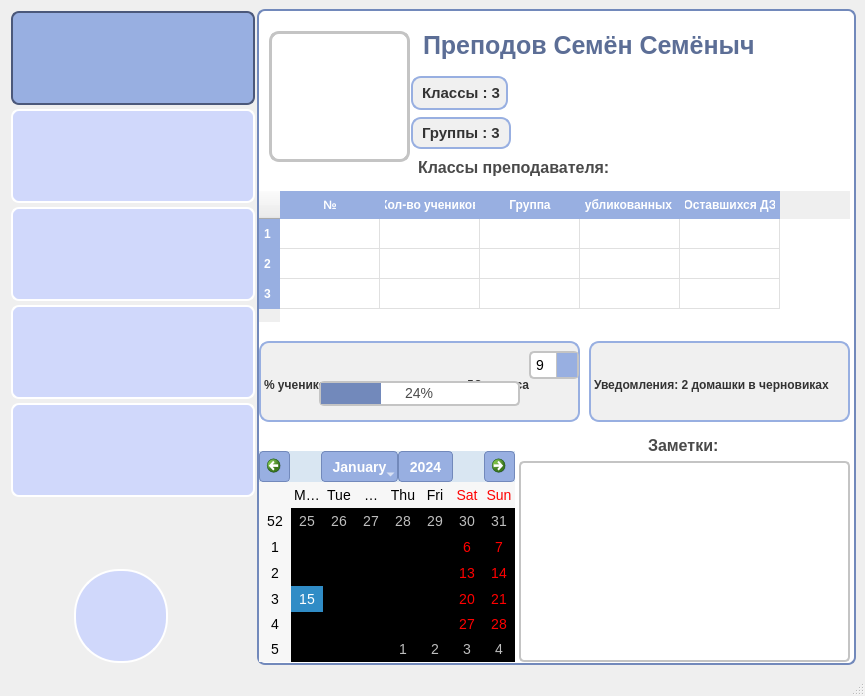
Above: UI/school.ui from KatsFallDown/roots_detection before the change. Below: the same form after it.
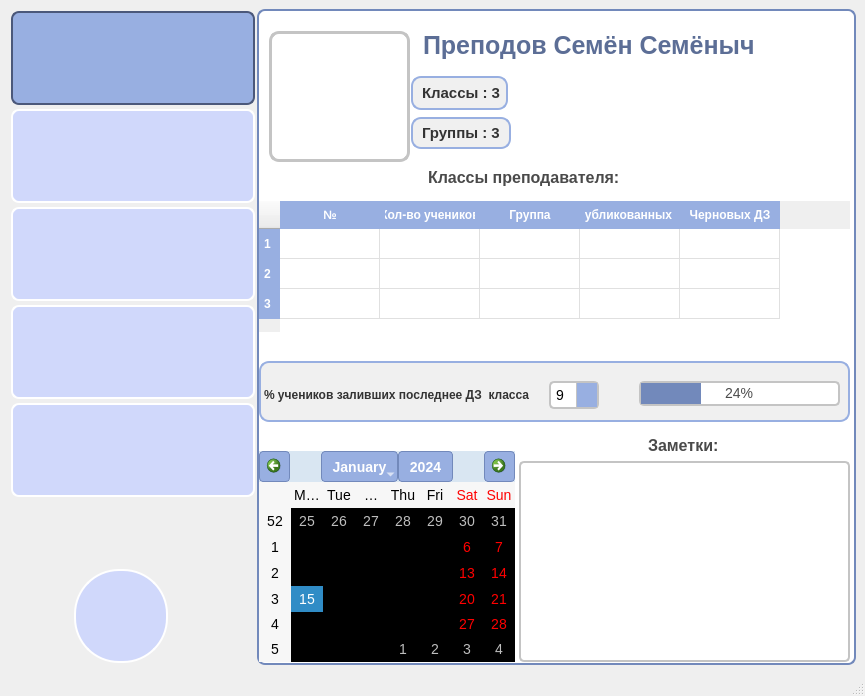
That is the form after the change. The open tabs and pages were chosen to show the change. Icons and pictures are not drawn.

Commit message: Добавлены: 1) отображение данных в таблицах после добавления, редактирования данных, а так же их сохранение для последующей передачи в БД; 2)блокировка редактирования таблиц напрямую; 3)обновление таблиц с автоподстройкой ширины; 4)всплывающие окна (отработка некорректных действий пользователя).

```diff
--- a/UI/school.ui
+++ b/UI/school.ui
@@ -284,7 +284,7 @@
        <widget class="QProgressBar" name="teacher_progressBar">
         <property name="geometry">
          <rect>
-          <x>60</x>
+          <x>380</x>
           <y>370</y>
           <width>201</width>
           <height>25</height>
@@ -298,7 +298,7 @@
         <property name="geometry">
          <rect>
           <x>0</x>
-          <y>180</y>
+          <y>190</y>
           <width>591</width>
           <height>131</height>
          </rect>
@@ -333,7 +333,7 @@
         </column>
         <column>
          <property name="text">
-          <string>Оставшихся ДЗ</string>
+          <string>Черновых ДЗ</string>
          </property>
         </column>
         <item row="0" column="0">
@@ -543,9 +543,9 @@
         <property name="geometry">
          <rect>
           <x>0</x>
-          <y>330</y>
-          <width>321</width>
-          <height>81</height>
+          <y>350</y>
+          <width>591</width>
+          <height>61</height>
          </rect>
         </property>
         <property name="styleSheet">
@@ -571,8 +571,8 @@
        <widget class="QComboBox" name="teacher_comboBox_classes">
         <property name="geometry">
          <rect>
-          <x>270</x>
-          <y>340</y>
+          <x>290</x>
+          <y>370</y>
           <width>50</width>
           <height>28</height>
          </rect>
@@ -593,36 +593,6 @@
          </property>
         </item>
        </widget>
-       <widget class="QLabel" name="teacher_label_notification">
-        <property name="geometry">
-         <rect>
-          <x>330</x>
-          <y>330</y>
-          <width>261</width>
-          <height>81</height>
-         </rect>
-        </property>
-        <property name="styleSheet">
-         <string notr="true">QLabel {
-    color: #333333; /* Цвет текста */
-    font-size: 12px; /* Размер шрифта */
-    font-weight: bold; /* Толщина шрифта */
-    border: 2px solid #98AFE1; /* Рамка вокруг QLabel */
-    border-radius: 10px; /* Скругление углов */
-    background-color: #F0F0F0; /* Фоновый цвет */
-    padding: 7px 1px 1px 0px; /* Верхний отступ больше для текста сверху */
-}
-
-
-</string>
-        </property>
-        <property name="text">
-         <string>Уведомления: 2 домашки в черновиках</string>
-        </property>
-        <property name="textFormat">
-         <enum>Qt::PlainText</enum>
-        </property>
-       </widget>
        <widget class="QLabel" name="teacher_label_name">
         <property name="geometry">
          <rect>
@@ -647,8 +617,8 @@
        <widget class="QLabel" name="teacher_label_headertable">
         <property name="geometry">
          <rect>
-          <x>150</x>
-          <y>140</y>
+          <x>160</x>
+          <y>150</y>
           <width>204</width>
           <height>32</height>
          </rect>
```
Left out of the diff: 63 changed lines with no effect on the pictures. The commit also changes 3 other files.
